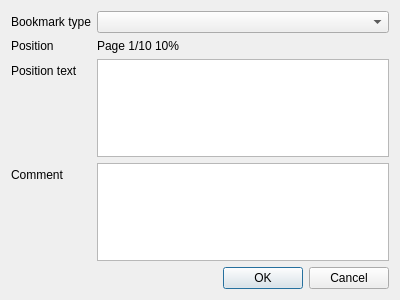
Before: the Qt Designer form trunk/src/addbookmarkdlg.ui in buggins/coolreader, drawn with Qt 5.
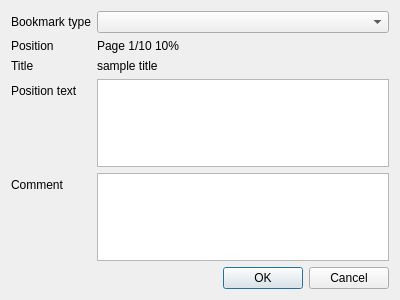
After: the same form once the commit is applied.

Patch:
```diff
--- a/trunk/src/addbookmarkdlg.ui
+++ b/trunk/src/addbookmarkdlg.ui
@@ -40,25 +40,39 @@
        </property>
       </widget>
      </item>
-     <item row="2" column="0">
+     <item row="3" column="0">
       <widget class="QLabel" name="label_4">
        <property name="text">
         <string>Position text</string>
        </property>
       </widget>
      </item>
-     <item row="3" column="0">
-      <widget class="QLabel" name="label_5">
+     <item row="4" column="0">
+      <widget class="QLabel" name="lblComment">
        <property name="text">
         <string>Comment</string>
        </property>
       </widget>
      </item>
+     <item row="4" column="1">
+      <widget class="QPlainTextEdit" name="edComment"/>
+     </item>
      <item row="3" column="1">
-      <widget class="QPlainTextEdit" name="plainTextEdit"/>
+      <widget class="QPlainTextEdit" name="edPositionText"/>
+     </item>
+     <item row="2" column="0">
+      <widget class="QLabel" name="label_6">
+       <property name="text">
+        <string>Title</string>
+       </property>
+      </widget>
      </item>
      <item row="2" column="1">
-      <widget class="QPlainTextEdit" name="plainTextEdit_2"/>
+      <widget class="QLabel" name="lblTitle">
+       <property name="text">
+        <string>sample title</string>
+       </property>
+      </widget>
      </item>
     </layout>
    </item>
```
Left out of the diff: 4 changed lines with no effect on the pictures.
